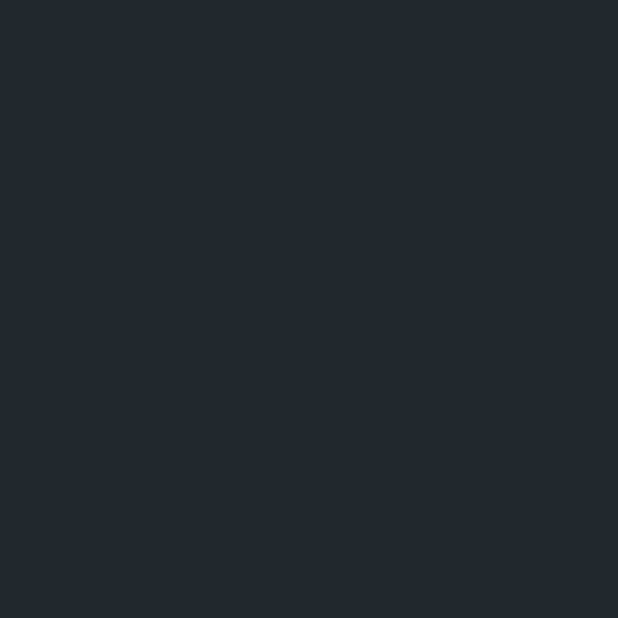
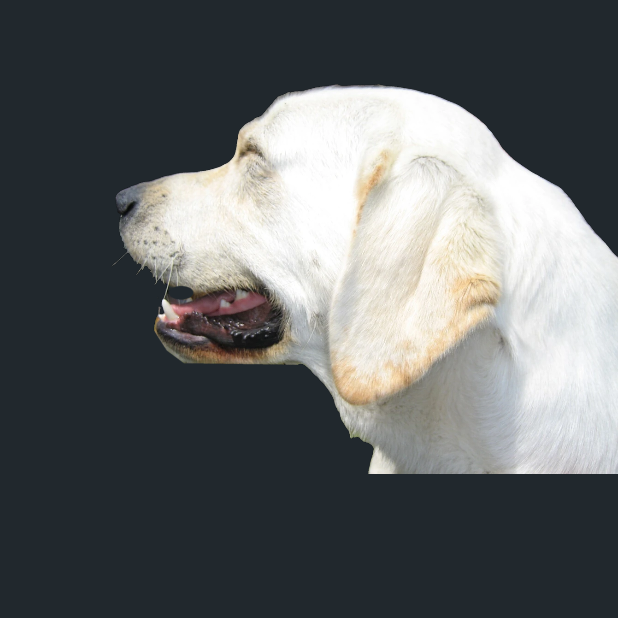
Before and after one commit to ScarlettZue/equipoCuatro, an Android app: the screen it shows after launch (MainActivity), on a phone screen of 412 x 824 dp, the top half of it. Before the commit the part shown is empty. Run offline under Robolectric (Android 15) with nearby library versions, the phone set to English and light mode, and no system bars; our stand-ins replace data binding.

Commit message:
feat(login): agregar imagen del perro en la parte superior derecha
HU 1.0, criterio 2. Imagen con fondo transparente que escala con el
ancho de la pantalla.

```diff
--- a/app/src/main/res/layout/fragment_login.xml
+++ b/app/src/main/res/layout/fragment_login.xml
@@ -9,5 +9,18 @@
         android:background="@color/dark_gray"
         tools:context=".view.fragment.LoginFragment">
 
+        <ImageView
+            android:id="@+id/ivDog"
+            android:layout_width="0dp"
+            android:layout_height="0dp"
+            android:layout_marginTop="56dp"
+            android:contentDescription="@string/login_dog_description"
+            android:scaleType="fitEnd"
+            android:src="@drawable/dog_head"
+            app:layout_constraintDimensionRatio="1100:846"
+            app:layout_constraintEnd_toEndOf="parent"
+            app:layout_constraintTop_toTopOf="parent"
+            app:layout_constraintWidth_percent="0.82" />
+
     </androidx.constraintlayout.widget.ConstraintLayout>
 </layout>
--- a/app/src/main/res/values/strings.xml
+++ b/app/src/main/res/values/strings.xml
@@ -7,4 +7,7 @@
     <string name="title_add_appointment">Nueva Cita</string>
     <string name="title_appointment_details">Detalle de la Cita</string>
     <string name="title_edit_appointment">Editar Cita</string>
+
+    <!-- HU 1.0 Ventana Login -->
+    <string name="login_dog_description">Cabeza de un perro</string>
 </resources>
```
Also changed, not shown: app/src/main/res/drawable-nodpi/dog_head.webp (added).
